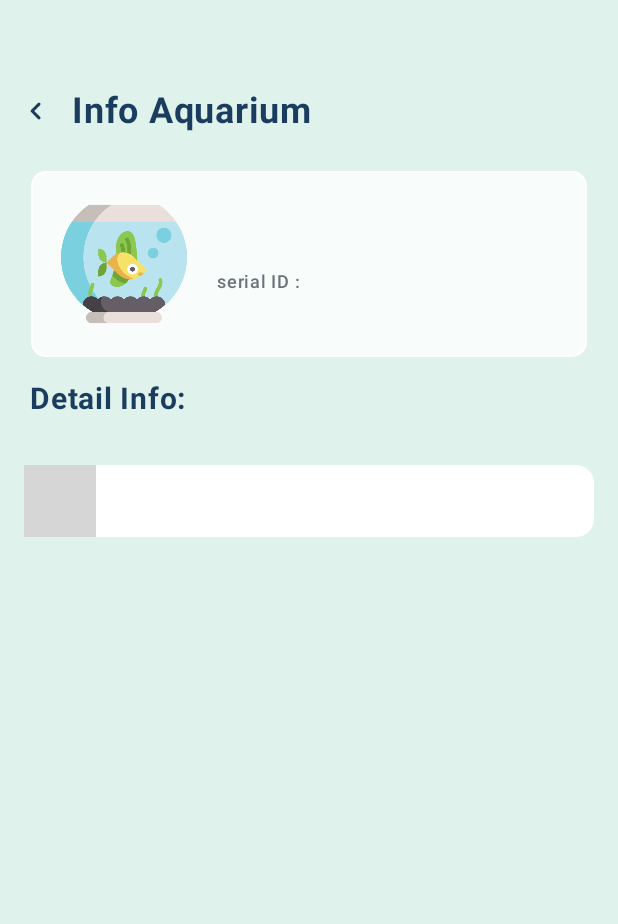
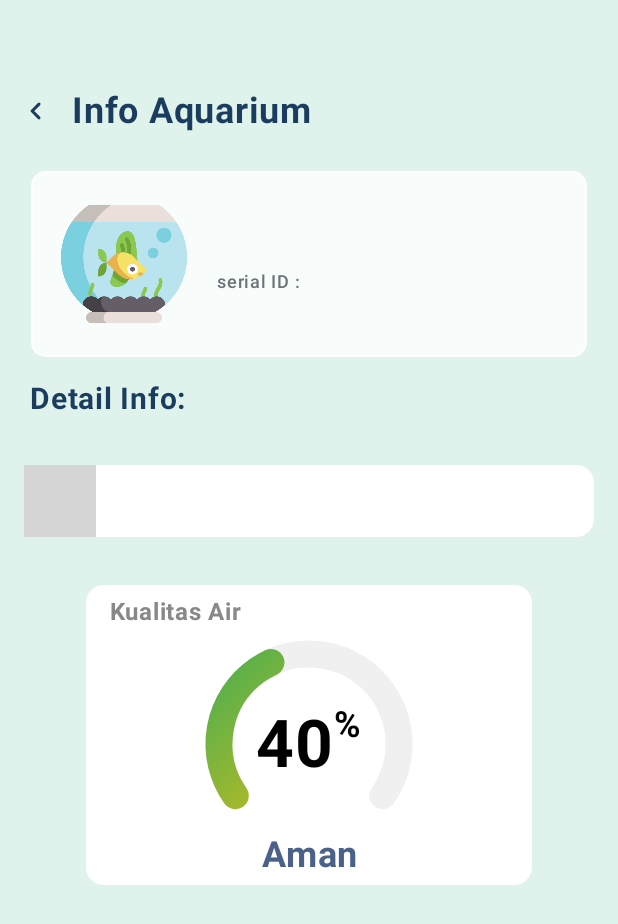
Before and after one commit to AlfredGeraldThendiwijaya/SmartAquarium, an Android app built with Jetpack Compose: the composable DetailScreen called with empty values, on a phone screen of 412 x 824 dp. Shown: the top 924 px of the screen. Run offline under Robolectric (Android 15) with nearby library versions, the phone set to English and light mode, and no system bars; libraries missing offline, so code that uses them is left out: com.github.mikephil.charting; 4 statements that could not run were skipped; grey boxes are pictures that could not be loaded.

Commit message:
udpate gauge

```diff
--- a/app/build.gradle.kts
+++ b/app/build.gradle.kts
@@ -39,10 +39,12 @@ android {
     buildFeatures {
         compose = true
     }
+
 }
 
 dependencies {
     implementation("com.github.PhilJay:MPAndroidChart:3.1.0")
+    implementation("com.github.codersalman:Gauge-Library-Android:0.0.1")
     implementation(libs.androidx.core.ktx)
     implementation(libs.androidx.lifecycle.runtime.ktx)
     implementation(libs.androidx.activity.compose)
@@ -53,6 +55,7 @@ dependencies {
     implementation(libs.androidx.material3)
     implementation(libs.androidx.navigation.runtime.android)
     implementation(libs.androidx.navigation.compose)
+    implementation(libs.play.services.maps)
     testImplementation(libs.junit)
     androidTestImplementation(libs.androidx.junit)
     androidTestImplementation(libs.androidx.espresso.core)
--- a/app/src/main/java/com/example/smartaquarium/Component/component.kt
+++ b/app/src/main/java/com/example/smartaquarium/Component/component.kt
@@ -1,6 +1,7 @@
 package com.example.smartaquarium.Component
 
 
+import android.view.ViewGroup
 import androidx.compose.foundation.BorderStroke
 import androidx.compose.foundation.Image
 import androidx.compose.foundation.background
@@ -24,6 +25,7 @@ import androidx.compose.ui.draw.clip
 import androidx.compose.ui.draw.drawBehind
 import androidx.compose.ui.geometry.CornerRadius
 import androidx.compose.ui.graphics.Color
+import androidx.compose.ui.graphics.Paint
 import androidx.compose.ui.graphics.toArgb
 import androidx.compose.ui.res.painterResource
 import androidx.compose.ui.text.TextStyle
@@ -39,6 +41,18 @@ import com.github.mikephil.charting.data.Entry
 import com.github.mikephil.charting.data.LineData
 import com.github.mikephil.charting.data.LineDataSet
 import com.github.mikephil.charting.formatter.ValueFormatter
+import androidx.compose.foundation.Canvas
+import androidx.compose.foundation.layout.*
+import androidx.compose.material3.Text
+import androidx.compose.runtime.*
+import androidx.compose.ui.graphics.*
+import androidx.compose.ui.graphics.drawscope.Stroke
+import androidx.compose.ui.text.SpanStyle
+import androidx.compose.ui.text.buildAnnotatedString
+import androidx.compose.ui.text.style.BaselineShift
+import androidx.compose.ui.unit.*
+import androidx.compose.ui.text.style.TextAlign
+import androidx.compose.ui.text.withStyle
 
 @Composable
 fun AddAquariumDialog(
@@ -326,3 +340,103 @@ fun LineChartComponent(dataPoints: List<Entry>) {
         }
     )
 }
+
+@Composable
+fun GaugeMeter(percentage: Int) {
+    val sweepAngle = (percentage / 100f) * 250f // Ubah dari 180° ke 250°
+    val backgroundAngle = 250f // Background lebih besar
+
+    val (gradientColors, statusText, statusColor) = when {
+        percentage < 50 -> Triple(
+            listOf(Color(0xFF4CAF50), Color(0xFFFFC107)),
+            "Aman",
+            Color(0xFF4A628A)
+        ) // Hijau ke Kuning
+        percentage in 50..79 -> Triple(
+            listOf(Color(0xFFFFC107), Color(0xFFFF9800)),
+            "Beresiko",
+            Color(0xFF4A628A)
+        ) // Kuning ke Oranye
+        else -> Triple(
+            listOf(Color(0xFFFF9800), Color(0xFFD32F2F)),
+            "Berbahaya",
+            Color.Red
+        ) // Oranye ke Merah
+    }
+
+    Column(
+        modifier = Modifier.fillMaxWidth()
+            .width(180.dp)
+            .height(200.dp),
+        horizontalAlignment = Alignment.CenterHorizontally,
+        verticalArrangement = Arrangement.Center
+
+    ) {
+        Text(
+            text = "Kualitas Air",
+            fontSize = 16.sp,
+            fontWeight = FontWeight.Bold,
+            color = Color.Gray,
+            modifier = Modifier.padding(bottom = 16.dp, start = 16.dp)
+                .align(Alignment.Start)
+        )
+
+        Box(contentAlignment = Alignment.Center) {
+            Canvas(modifier = Modifier.size(120.dp)) {
+                val strokeWidth = 18.dp.toPx()
+                val startAngle = 145f // Sesuaikan posisi awal agar lebih proporsional
+
+
+                drawArc(
+                    color = Color.LightGray.copy(alpha = 0.3f),
+                    startAngle = startAngle,
+                    sweepAngle = backgroundAngle,
+                    useCenter = false,
+                    style = Stroke(strokeWidth, cap = StrokeCap.Round)
+                )
+
+                // Arc indikator (warna gradient)
+                drawArc(
+                    brush = Brush.linearGradient(gradientColors),
+                    startAngle = startAngle,
+                    sweepAngle = sweepAngle,
+                    useCenter = false,
+                    style = Stroke(strokeWidth, cap = StrokeCap.Round)
+                )
+            }
+
+            // Persentase di tengah
+            Column(
+                Modifier.fillMaxWidth()
+                    .padding(horizontal = 22.dp),
+                horizontalAlignment = Alignment.CenterHorizontally,
+            ) {
+                Text(
+                    text = buildAnnotatedString {
+                        append("$percentage")
+                        withStyle(
+                            style = SpanStyle(
+                                fontSize = 24.sp,
+                                fontWeight = FontWeight.Bold,
+                                baselineShift = BaselineShift.Superscript
+                            )
+                        ) {
+                            append("%")
+                        }
+                    },
+                    fontSize = 44.sp,
+                    fontWeight = FontWeight.Bold,
+                    color = Color.Black
+                )
+            }
+        }
+            // Status Air
+            Text(
+                text = statusText,
+                fontSize = 24.sp,
+                fontWeight = FontWeight.Bold,
+                color = statusColor,
+                textAlign = TextAlign.Center
+            )
+        }
+    }
--- a/app/src/main/java/com/example/smartaquarium/ViewUI/DetailScreen.kt
+++ b/app/src/main/java/com/example/smartaquarium/ViewUI/DetailScreen.kt
@@ -4,6 +4,7 @@ import androidx.compose.foundation.Image
 import androidx.compose.foundation.clickable
 import androidx.compose.foundation.layout.Arrangement
 import androidx.compose.foundation.layout.Column
+import androidx.compose.foundation.layout.IntrinsicSize
 import androidx.compose.foundation.layout.Row
 import androidx.compose.foundation.layout.Spacer
 import androidx.compose.foundation.layout.fillMaxSize
@@ -37,6 +38,7 @@ import androidx.lifecycle.viewmodel.compose.viewModel
 import androidx.navigation.NavController
 import com.example.smartaquarium.Component.AddAquariumDialog
 import com.example.smartaquarium.Component.DetailInfoCard
+import com.example.smartaquarium.Component.GaugeMeter
 import com.example.smartaquarium.Component.LineChartComponent
 import com.example.smartaquarium.R
 import com.example.smartaquarium.ViewModel.DetailViewModel
@@ -94,6 +96,7 @@ fun DetailScreen(navController: NavController, aquariumName: String, aquariumSer
                 Column(
                     modifier = Modifier.fillMaxWidth(),
                     horizontalAlignment = Alignment.CenterHorizontally
+
                 ) {
                     Card(
                         modifier = Modifier
@@ -104,8 +107,17 @@ fun DetailScreen(navController: NavController, aquariumName: String, aquariumSer
                     ) {
                         LineChartComponent(sensorData) // Tampilkan grafik
                     }
+                    Card(
+                        modifier = Modifier
+                            .fillMaxWidth(0.8f)
+                            .height(IntrinsicSize.Min)
+                            .padding(16.dp),
+                        shape = RoundedCornerShape(12.dp), // Biar sudutnya melengkung
+                        colors = CardDefaults.cardColors(containerColor = Color.White) // Background putih
+                    ) {
+                        GaugeMeter(percentage = 40)
+                    }
                 }
-
             }
         }
     }
--- a/gradle/libs.versions.toml
+++ b/gradle/libs.versions.toml
@@ -11,6 +11,7 @@ composeBom = "2024.04.01"
 mpandroidchart = "v3.1.0"
 navigationRuntimeAndroid = "2.9.0-alpha05"
 navigationCompose = "2.8.6"
+playServicesMaps = "19.1.0"
 
 [libraries]
 androidx-core-ktx = { group = "androidx.core", name = "core-ktx", version.ref = "coreKtx" }
@@ -30,6 +31,7 @@ androidx-material3 = { group = "androidx.compose.material3", name = "material3"
 androidx-navigation-runtime-android = { group = "androidx.navigation", name = "navigation-runtime-android", version.ref = "navigationRuntimeAndroid" }
 androidx-navigation-compose = { group = "androidx.navigation", name = "navigation-compose", version.ref = "navigationCompose" }
 mpandroidchart = { module = "com.github.PhilJay:MPAndroidChart", version.ref = "mpandroidchart" }
+play-services-maps = { group = "com.google.android.gms", name = "play-services-maps", version.ref = "playServicesMaps" }
 
 [plugins]
 android-application = { id = "com.android.application", version.ref = "agp" }
```
